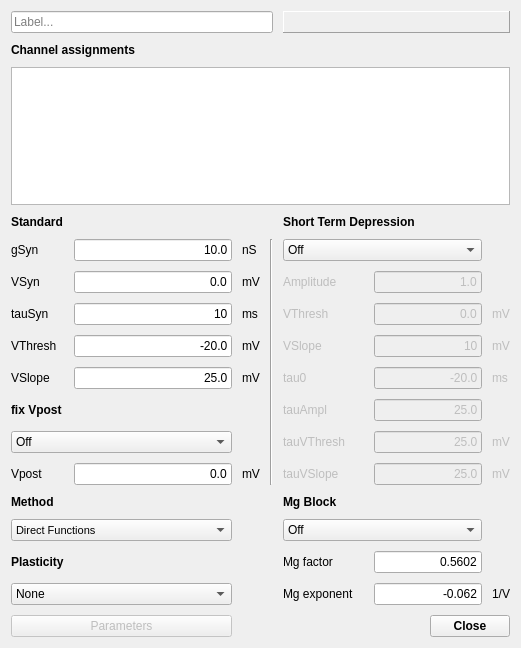
The window that src/gui/ChemSynDlg.ui (CompEphys-team/stdpc) describes before a commit, drawn with Qt 5.
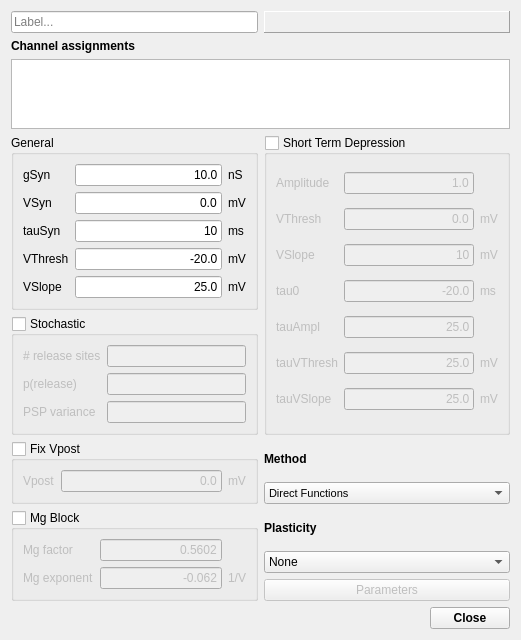
The same window after the commit. Custom widgets are drawn as their Qt base class.

Commit message: Added stochastic release to ChemSyn

```diff
--- a/src/gui/ChemSynDlg.ui
+++ b/src/gui/ChemSynDlg.ui
@@ -7,34 +7,122 @@
     <x>0</x>
     <y>0</y>
     <width>521</width>
-    <height>648</height>
+    <height>625</height>
    </rect>
   </property>
   <property name="windowTitle">
    <string>Chemical Synapse</string>
   </property>
-  <layout class="QGridLayout" name="gridLayout">
-   <property name="spacing">
-    <number>10</number>
-   </property>
-   <item row="5" column="2">
-    <widget class="QLabel" name="label_10">
-     <property name="text">
-      <string>mV</string>
+  <layout class="QGridLayout" name="gridLayout_8">
+   <item row="0" column="0">
+    <widget class="QLineEdit" name="leLabel">
+     <property name="placeholderText">
+      <string>Label...</string>
      </property>
     </widget>
    </item>
-   <item row="5" column="4" colspan="2">
-    <widget class="QLabel" name="STDAmplL">
+   <item row="0" column="1">
+    <widget class="QLabel" name="ChemSynDlgLabel">
      <property name="enabled">
+      <bool>true</bool>
+     </property>
+     <property name="font">
+      <font>
+       <pointsize>10</pointsize>
+       <weight>75</weight>
+       <bold>true</bold>
+      </font>
+     </property>
+     <property name="autoFillBackground">
       <bool>false</bool>
      </property>
+     <property name="styleSheet">
+      <string/>
+     </property>
+     <property name="frameShape">
+      <enum>QFrame::Panel</enum>
+     </property>
+     <property name="frameShadow">
+      <enum>QFrame::Raised</enum>
+     </property>
+     <property name="lineWidth">
+      <number>1</number>
+     </property>
+     <property name="midLineWidth">
+      <number>0</number>
+     </property>
      <property name="text">
-      <string>Amplitude</string>
+      <string/>
      </property>
+     <property name="alignment">
+      <set>Qt::AlignCenter</set>
+     </property>
     </widget>
    </item>
-   <item row="5" column="1">
+   <item row="1" column="0">
+    <widget class="QLabel" name="label_16">
+     <property name="font">
+      <font>
+       <weight>75</weight>
+       <bold>true</bold>
+      </font>
+     </property>
+     <property name="text">
+      <string>Channel assignments</string>
+     </property>
+    </widget>
+   </item>
+   <item row="2" column="0" colspan="2">
+    <widget class="AssignmentWidget&lt;SynapseAssignment&gt;" name="assignments">
+     <attribute name="horizontalHeaderStretchLastSection">
+      <bool>true</bool>
+     </attribute>
+     <attribute name="verticalHeaderDefaultSectionSize">
+      <number>25</number>
+     </attribute>
+    </widget>
+   </item>
+   <item row="3" column="0">
+    <widget class="QGroupBox" name="general">
+     <property name="title">
+      <string>General</string>
+     </property>
+     <layout class="QGridLayout" name="gridLayout_4">
+      <item row="0" column="0">
+       <widget class="QLabel" name="label_4">
+        <property name="text">
+         <string>gSyn</string>
+        </property>
+       </widget>
+      </item>
+      <item row="0" column="1">
+       <widget class="QLineEdit" name="gSynE">
+        <property name="text">
+         <string>10.0</string>
+        </property>
+        <property name="maxLength">
+         <number>8</number>
+        </property>
+        <property name="alignment">
+         <set>Qt::AlignRight|Qt::AlignTrailing|Qt::AlignVCenter</set>
+        </property>
+       </widget>
+      </item>
+      <item row="0" column="2">
+       <widget class="QLabel" name="label_9">
+        <property name="text">
+         <string>nS</string>
+        </property>
+       </widget>
+      </item>
+      <item row="1" column="0">
+       <widget class="QLabel" name="label_5">
+        <property name="text">
+         <string>VSyn</string>
+        </property>
+       </widget>
+      </item>
+      <item row="1" column="1">
     <widget class="QLineEdit" name="VSynE">
      <property name="text">
       <string>0.0</string>
@@ -47,21 +135,120 @@
      </property>
     </widget>
    </item>
-   <item row="6" column="0">
+      <item row="1" column="2">
+       <widget class="QLabel" name="label_10">
+        <property name="text">
+         <string>mV</string>
+        </property>
+       </widget>
+      </item>
+      <item row="2" column="0">
     <widget class="QLabel" name="label_6">
      <property name="text">
       <string>tauSyn</string>
      </property>
     </widget>
    </item>
-   <item row="6" column="2">
+      <item row="2" column="1">
+       <widget class="QLineEdit" name="tauSynE">
+        <property name="text">
+         <string>10</string>
+        </property>
+        <property name="maxLength">
+         <number>8</number>
+        </property>
+        <property name="alignment">
+         <set>Qt::AlignRight|Qt::AlignTrailing|Qt::AlignVCenter</set>
+        </property>
+       </widget>
+      </item>
+      <item row="2" column="2">
     <widget class="QLabel" name="label_11">
      <property name="text">
       <string>ms</string>
      </property>
     </widget>
    </item>
-   <item row="5" column="6" colspan="2">
+      <item row="3" column="0">
+       <widget class="QLabel" name="label_7">
+        <property name="text">
+         <string>VThresh</string>
+        </property>
+       </widget>
+      </item>
+      <item row="3" column="1">
+       <widget class="QLineEdit" name="VThreshE">
+        <property name="text">
+         <string>-20.0</string>
+        </property>
+        <property name="maxLength">
+         <number>8</number>
+        </property>
+        <property name="alignment">
+         <set>Qt::AlignRight|Qt::AlignTrailing|Qt::AlignVCenter</set>
+        </property>
+       </widget>
+      </item>
+      <item row="3" column="2">
+       <widget class="QLabel" name="label_12">
+        <property name="text">
+         <string>mV</string>
+        </property>
+       </widget>
+      </item>
+      <item row="4" column="0">
+       <widget class="QLabel" name="label_8">
+        <property name="text">
+         <string>VSlope</string>
+        </property>
+       </widget>
+      </item>
+      <item row="4" column="1">
+       <widget class="QLineEdit" name="VSlopeE">
+        <property name="text">
+         <string>25.0</string>
+        </property>
+        <property name="maxLength">
+         <number>8</number>
+        </property>
+        <property name="alignment">
+         <set>Qt::AlignRight|Qt::AlignTrailing|Qt::AlignVCenter</set>
+        </property>
+       </widget>
+      </item>
+      <item row="4" column="2">
+       <widget class="QLabel" name="label_13">
+        <property name="text">
+         <string>mV</string>
+        </property>
+       </widget>
+      </item>
+     </layout>
+    </widget>
+   </item>
+   <item row="3" column="1" rowspan="2">
+    <widget class="QGroupBox" name="STD">
+     <property name="title">
+      <string>Short Term Depression</string>
+     </property>
+     <property name="checkable">
+      <bool>true</bool>
+     </property>
+     <property name="checked">
+      <bool>false</bool>
+     </property>
+     <layout class="QGridLayout" name="gridLayout_2">
+      <item row="0" column="0">
+       <widget class="QLabel" name="STDAmplL">
+        <property name="enabled">
+         <bool>false</bool>
+        </property>
+        <property name="text">
+         <string>Amplitude</string>
+        </property>
+       </widget>
+      </item>
+      <item row="0" column="1">
     <widget class="QLineEdit" name="STDAmplE">
      <property name="enabled">
       <bool>false</bool>
@@ -77,7 +264,7 @@
      </property>
     </widget>
    </item>
-   <item row="6" column="4">
+      <item row="1" column="0">
     <widget class="QLabel" name="STDVThreshL">
      <property name="enabled">
       <bool>false</bool>
@@ -87,24 +274,7 @@
      </property>
     </widget>
    </item>
-   <item row="6" column="8">
-    <widget class="QLabel" name="STDVThreshU">
-     <property name="enabled">
-      <bool>false</bool>
-     </property>
-     <property name="text">
-      <string>mV</string>
-     </property>
-    </widget>
-   </item>
-   <item row="7" column="0">
-    <widget class="QLabel" name="label_7">
-     <property name="text">
-      <string>VThresh</string>
-     </property>
-    </widget>
-   </item>
-   <item row="6" column="6" colspan="2">
+      <item row="1" column="1">
     <widget class="QLineEdit" name="STDVThreshE">
      <property name="enabled">
       <bool>false</bool>
@@ -120,14 +290,17 @@
      </property>
     </widget>
    </item>
-   <item row="7" column="2">
-    <widget class="QLabel" name="label_12">
+      <item row="1" column="2">
+       <widget class="QLabel" name="STDVThreshU">
+        <property name="enabled">
+         <bool>false</bool>
+        </property>
      <property name="text">
       <string>mV</string>
      </property>
     </widget>
    </item>
-   <item row="7" column="4">
+      <item row="2" column="0">
     <widget class="QLabel" name="STDVSlopeL">
      <property name="enabled">
       <bool>false</bool>
@@ -137,30 +310,7 @@
      </property>
     </widget>
    </item>
-   <item row="7" column="1">
-    <widget class="QLineEdit" name="VThreshE">
-     <property name="text">
-      <string>-20.0</string>
-     </property>
-     <property name="maxLength">
-      <number>8</number>
-     </property>
-     <property name="alignment">
-      <set>Qt::AlignRight|Qt::AlignTrailing|Qt::AlignVCenter</set>
-     </property>
-    </widget>
-   </item>
-   <item row="7" column="8">
-    <widget class="QLabel" name="STDVSlopeU">
-     <property name="enabled">
-      <bool>false</bool>
-     </property>
-     <property name="text">
-      <string>mV</string>
-     </property>
-    </widget>
-   </item>
-   <item row="7" column="6" colspan="2">
+      <item row="2" column="1">
     <widget class="QLineEdit" name="STDVSlopeE">
      <property name="enabled">
       <bool>false</bool>
@@ -176,22 +326,244 @@
      </property>
     </widget>
    </item>
-   <item row="13" column="4" colspan="4">
-    <widget class="QComboBox" name="MgBlockCombo">
-     <item>
+      <item row="2" column="2">
+       <widget class="QLabel" name="STDVSlopeU">
+        <property name="enabled">
+         <bool>false</bool>
+        </property>
       <property name="text">
-       <string>Off</string>
-      </property>
-     </item>
-     <item>
+         <string>mV</string>
+        </property>
+       </widget>
+      </item>
+      <item row="3" column="0">
+       <widget class="QLabel" name="STDtau0L">
+        <property name="enabled">
+         <bool>false</bool>
+        </property>
       <property name="text">
-       <string>Fixed</string>
-      </property>
-     </item>
-    </widget>
-   </item>
-   <item row="12" column="4">
-    <widget class="QLabel" name="MgBlockL">
+         <string>tau0</string>
+        </property>
+       </widget>
+      </item>
+      <item row="3" column="1">
+       <widget class="QLineEdit" name="STDtau0E">
+        <property name="enabled">
+         <bool>false</bool>
+        </property>
+        <property name="text">
+         <string>-20.0</string>
+        </property>
+        <property name="maxLength">
+         <number>8</number>
+        </property>
+        <property name="alignment">
+         <set>Qt::AlignRight|Qt::AlignTrailing|Qt::AlignVCenter</set>
+        </property>
+       </widget>
+      </item>
+      <item row="3" column="2">
+       <widget class="QLabel" name="STDtau0U">
+        <property name="enabled">
+         <bool>false</bool>
+        </property>
+        <property name="text">
+         <string>ms</string>
+        </property>
+       </widget>
+      </item>
+      <item row="4" column="0">
+       <widget class="QLabel" name="STDtauAmplL">
+        <property name="enabled">
+         <bool>false</bool>
+        </property>
+        <property name="text">
+         <string>tauAmpl</string>
+        </property>
+       </widget>
+      </item>
+      <item row="4" column="1">
+       <widget class="QLineEdit" name="STDtauAmplE">
+        <property name="enabled">
+         <bool>false</bool>
+        </property>
+        <property name="text">
+         <string>25.0</string>
+        </property>
+        <property name="maxLength">
+         <number>8</number>
+        </property>
+        <property name="alignment">
+         <set>Qt::AlignRight|Qt::AlignTrailing|Qt::AlignVCenter</set>
+        </property>
+       </widget>
+      </item>
+      <item row="5" column="0">
+       <widget class="QLabel" name="STDtauVThreshL">
+        <property name="enabled">
+         <bool>false</bool>
+        </property>
+        <property name="text">
+         <string>tauVThresh</string>
+        </property>
+       </widget>
+      </item>
+      <item row="5" column="1">
+       <widget class="QLineEdit" name="STDtauVThreshE">
+        <property name="enabled">
+         <bool>false</bool>
+        </property>
+        <property name="text">
+         <string>25.0</string>
+        </property>
+        <property name="maxLength">
+         <number>8</number>
+        </property>
+        <property name="alignment">
+         <set>Qt::AlignRight|Qt::AlignTrailing|Qt::AlignVCenter</set>
+        </property>
+       </widget>
+      </item>
+      <item row="5" column="2">
+       <widget class="QLabel" name="STDtauVThreshU">
+        <property name="enabled">
+         <bool>false</bool>
+        </property>
+        <property name="text">
+         <string>mV</string>
+        </property>
+       </widget>
+      </item>
+      <item row="6" column="0">
+       <widget class="QLabel" name="STDtauVSlopeL">
+        <property name="enabled">
+         <bool>false</bool>
+        </property>
+        <property name="text">
+         <string>tauVSlope</string>
+        </property>
+       </widget>
+      </item>
+      <item row="6" column="1">
+       <widget class="QLineEdit" name="STDtauVSlopeE">
+        <property name="enabled">
+         <bool>false</bool>
+        </property>
+        <property name="text">
+         <string>25.0</string>
+        </property>
+        <property name="maxLength">
+         <number>8</number>
+        </property>
+        <property name="alignment">
+         <set>Qt::AlignRight|Qt::AlignTrailing|Qt::AlignVCenter</set>
+        </property>
+       </widget>
+      </item>
+      <item row="6" column="2">
+       <widget class="QLabel" name="STDtauVSlopeU">
+        <property name="enabled">
+         <bool>false</bool>
+        </property>
+        <property name="text">
+         <string>mV</string>
+        </property>
+       </widget>
+      </item>
+     </layout>
+    </widget>
+   </item>
+   <item row="4" column="0">
+    <widget class="QGroupBox" name="stochastic">
+     <property name="title">
+      <string>Stochastic</string>
+     </property>
+     <property name="checkable">
+      <bool>true</bool>
+     </property>
+     <property name="checked">
+      <bool>false</bool>
+     </property>
+     <layout class="QGridLayout" name="gridLayout">
+      <item row="0" column="0">
+       <widget class="QLabel" name="label">
+        <property name="text">
+         <string># release sites</string>
+        </property>
+       </widget>
+      </item>
+      <item row="0" column="1">
+       <widget class="QLineEdit" name="stoch_nRel"/>
+      </item>
+      <item row="1" column="0">
+       <widget class="QLabel" name="label_2">
+        <property name="text">
+         <string>p(release)</string>
+        </property>
+       </widget>
+      </item>
+      <item row="1" column="1">
+       <widget class="QLineEdit" name="stoch_pRel"/>
+      </item>
+      <item row="2" column="0">
+       <widget class="QLabel" name="label_3">
+        <property name="text">
+         <string>PSP variance</string>
+        </property>
+       </widget>
+      </item>
+      <item row="2" column="1">
+       <widget class="QLineEdit" name="stoch_variance"/>
+      </item>
+     </layout>
+    </widget>
+   </item>
+   <item row="5" column="0">
+    <widget class="QGroupBox" name="fixVpost">
+     <property name="title">
+      <string>Fix Vpost</string>
+     </property>
+     <property name="checkable">
+      <bool>true</bool>
+     </property>
+     <property name="checked">
+      <bool>false</bool>
+     </property>
+     <layout class="QGridLayout" name="gridLayout_5">
+      <item row="0" column="0">
+       <widget class="QLabel" name="label_29">
+        <property name="text">
+         <string>Vpost</string>
+        </property>
+       </widget>
+      </item>
+      <item row="0" column="1">
+       <widget class="QLineEdit" name="VpostE">
+        <property name="text">
+         <string>0.0</string>
+        </property>
+        <property name="maxLength">
+         <number>8</number>
+        </property>
+        <property name="alignment">
+         <set>Qt::AlignRight|Qt::AlignTrailing|Qt::AlignVCenter</set>
+        </property>
+       </widget>
+      </item>
+      <item row="0" column="2">
+       <widget class="QLabel" name="label_30">
+        <property name="text">
+         <string>mV</string>
+        </property>
+       </widget>
+      </item>
+     </layout>
+    </widget>
+   </item>
+   <item row="5" column="1">
+    <layout class="QGridLayout" name="gridLayout_7">
+     <item row="0" column="0">
+      <widget class="QLabel" name="MethodL">
      <property name="font">
       <font>
        <weight>75</weight>
@@ -199,45 +571,111 @@
       </font>
      </property>
      <property name="text">
+        <string>Method</string>
+       </property>
+      </widget>
+     </item>
+     <item row="1" column="0">
+      <widget class="QComboBox" name="LUCombo">
+       <property name="font">
+        <font>
+         <pointsize>8</pointsize>
+         <weight>50</weight>
+         <bold>false</bold>
+        </font>
+       </property>
+       <item>
+        <property name="text">
+         <string>Direct Functions</string>
+        </property>
+       </item>
+       <item>
+        <property name="text">
+         <string>LookupTables</string>
+        </property>
+       </item>
+      </widget>
+     </item>
+    </layout>
+   </item>
+   <item row="6" column="0">
+    <widget class="QGroupBox" name="MgBlock">
+     <property name="title">
       <string>Mg Block</string>
      </property>
-    </widget>
-   </item>
-   <item row="14" column="4">
+     <property name="checkable">
+      <bool>true</bool>
+     </property>
+     <property name="checked">
+      <bool>false</bool>
+     </property>
+     <layout class="QGridLayout" name="gridLayout_3">
+      <item row="0" column="0">
     <widget class="QLabel" name="MgfacL">
      <property name="text">
       <string>Mg factor</string>
      </property>
     </widget>
    </item>
-   <item row="15" column="4">
+      <item row="0" column="1">
+       <widget class="QLineEdit" name="MgfacE">
+        <property name="text">
+         <string>0.5602</string>
+        </property>
+        <property name="maxLength">
+         <number>8</number>
+        </property>
+        <property name="alignment">
+         <set>Qt::AlignRight|Qt::AlignTrailing|Qt::AlignVCenter</set>
+        </property>
+       </widget>
+      </item>
+      <item row="1" column="0">
     <widget class="QLabel" name="MgexpoL">
      <property name="text">
       <string>Mg exponent</string>
      </property>
     </widget>
    </item>
-   <item row="14" column="0">
-    <widget class="QLabel" name="label_31">
-     <property name="font">
-      <font>
-       <weight>75</weight>
-       <bold>true</bold>
-      </font>
-     </property>
+      <item row="1" column="1">
+       <widget class="QLineEdit" name="MgexpoE">
      <property name="text">
-      <string>Plasticity</string>
+         <string>-0.062</string>
+        </property>
+        <property name="maxLength">
+         <number>8</number>
+        </property>
+        <property name="alignment">
+         <set>Qt::AlignRight|Qt::AlignTrailing|Qt::AlignVCenter</set>
      </property>
     </widget>
    </item>
-   <item row="15" column="8">
+      <item row="1" column="2">
     <widget class="QLabel" name="MgexpoU">
      <property name="text">
       <string>1/V</string>
      </property>
     </widget>
    </item>
-   <item row="15" column="0" colspan="2">
+     </layout>
+    </widget>
+   </item>
+   <item row="6" column="1">
+    <layout class="QGridLayout" name="gridLayout_6">
+     <item row="0" column="0">
+      <widget class="QLabel" name="label_31">
+       <property name="font">
+        <font>
+         <weight>75</weight>
+         <bold>true</bold>
+        </font>
+       </property>
+       <property name="text">
+        <string>Plasticity</string>
+       </property>
+      </widget>
+     </item>
+     <item row="1" column="0">
     <widget class="QComboBox" name="PlasticityCombo">
      <item>
       <property name="text">
@@ -256,33 +694,7 @@
      </item>
     </widget>
    </item>
-   <item row="15" column="6" colspan="2">
-    <widget class="QLineEdit" name="MgexpoE">
-     <property name="text">
-      <string>-0.062</string>
-     </property>
-     <property name="maxLength">
-      <number>8</number>
-     </property>
-     <property name="alignment">
-      <set>Qt::AlignRight|Qt::AlignTrailing|Qt::AlignVCenter</set>
-     </property>
-    </widget>
-   </item>
-   <item row="14" column="6" colspan="2">
-    <widget class="QLineEdit" name="MgfacE">
-     <property name="text">
-      <string>0.5602</string>
-     </property>
-     <property name="maxLength">
-      <number>8</number>
-     </property>
-     <property name="alignment">
-      <set>Qt::AlignRight|Qt::AlignTrailing|Qt::AlignVCenter</set>
-     </property>
-    </widget>
-   </item>
-   <item row="16" column="0" colspan="2">
+     <item row="2" column="0">
     <widget class="QPushButton" name="PlastParaBut">
      <property name="enabled">
       <bool>false</bool>
@@ -292,7 +704,9 @@
      </property>
     </widget>
    </item>
-   <item row="16" column="6" colspan="3">
+    </layout>
+   </item>
+   <item row="7" column="1">
     <widget class="QDialogButtonBox" name="ResCloseBox">
      <property name="font">
       <font>
@@ -308,417 +722,6 @@
      </property>
     </widget>
    </item>
-   <item row="11" column="4" colspan="2">
-    <widget class="QLabel" name="STDtauVSlopeL">
-     <property name="enabled">
-      <bool>false</bool>
-     </property>
-     <property name="text">
-      <string>tauVSlope</string>
-     </property>
-    </widget>
-   </item>
-   <item row="11" column="6" colspan="2">
-    <widget class="QLineEdit" name="STDtauVSlopeE">
-     <property name="enabled">
-      <bool>false</bool>
-     </property>
-     <property name="text">
-      <string>25.0</string>
-     </property>
-     <property name="maxLength">
-      <number>8</number>
-     </property>
-     <property name="alignment">
-      <set>Qt::AlignRight|Qt::AlignTrailing|Qt::AlignVCenter</set>
-     </property>
-    </widget>
-   </item>
-   <item row="11" column="8">
-    <widget class="QLabel" name="STDtauVSlopeU">
-     <property name="enabled">
-      <bool>false</bool>
-     </property>
-     <property name="text">
-      <string>mV</string>
-     </property>
-    </widget>
-   </item>
-   <item row="12" column="0">
-    <widget class="QLabel" name="MethodL">
-     <property name="font">
-      <font>
-       <weight>75</weight>
-       <bold>true</bold>
-      </font>
-     </property>
-     <property name="text">
-      <string>Method</string>
-     </property>
-    </widget>
-   </item>
-   <item row="6" column="1">
-    <widget class="QLineEdit" name="tauSynE">
-     <property name="text">
-      <string>10</string>
-     </property>
-     <property name="maxLength">
-      <number>8</number>
-     </property>
-     <property name="alignment">
-      <set>Qt::AlignRight|Qt::AlignTrailing|Qt::AlignVCenter</set>
-     </property>
-    </widget>
-   </item>
-   <item row="13" column="0" colspan="2">
-    <widget class="QComboBox" name="LUCombo">
-     <property name="font">
-      <font>
-       <pointsize>8</pointsize>
-       <weight>50</weight>
-       <bold>false</bold>
-      </font>
-     </property>
-     <item>
-      <property name="text">
-       <string>Direct Functions</string>
-      </property>
-     </item>
-     <item>
-      <property name="text">
-       <string>LookupTables</string>
-      </property>
-     </item>
-    </widget>
-   </item>
-   <item row="8" column="0">
-    <widget class="QLabel" name="label_8">
-     <property name="text">
-      <string>VSlope</string>
-     </property>
-    </widget>
-   </item>
-   <item row="9" column="6" colspan="2">
-    <widget class="QLineEdit" name="STDtauAmplE">
-     <property name="enabled">
-      <bool>false</bool>
-     </property>
-     <property name="text">
-      <string>25.0</string>
-     </property>
-     <property name="maxLength">
-      <number>8</number>
-     </property>
-     <property name="alignment">
-      <set>Qt::AlignRight|Qt::AlignTrailing|Qt::AlignVCenter</set>
-     </property>
-    </widget>
-   </item>
-   <item row="10" column="4" colspan="2">
-    <widget class="QLabel" name="STDtauVThreshL">
-     <property name="enabled">
-      <bool>false</bool>
-     </property>
-     <property name="text">
-      <string>tauVThresh</string>
-     </property>
-    </widget>
-   </item>
-   <item row="10" column="6" colspan="2">
-    <widget class="QLineEdit" name="STDtauVThreshE">
-     <property name="enabled">
-      <bool>false</bool>
-     </property>
-     <property name="text">
-      <string>25.0</string>
-     </property>
-     <property name="maxLength">
-      <number>8</number>
-     </property>
-     <property name="alignment">
-      <set>Qt::AlignRight|Qt::AlignTrailing|Qt::AlignVCenter</set>
-     </property>
-    </widget>
-   </item>
-   <item row="10" column="8">
-    <widget class="QLabel" name="STDtauVThreshU">
-     <property name="enabled">
-      <bool>false</bool>
-     </property>
-     <property name="text">
-      <string>mV</string>
-     </property>
-    </widget>
-   </item>
-   <item row="11" column="0">
-    <widget class="QLabel" name="label_29">
-     <property name="text">
-      <string>Vpost</string>
-     </property>
-    </widget>
-   </item>
-   <item row="11" column="1">
-    <widget class="QLineEdit" name="VpostE">
-     <property name="text">
-      <string>0.0</string>
-     </property>
-     <property name="maxLength">
-      <number>8</number>
-     </property>
-     <property name="alignment">
-      <set>Qt::AlignRight|Qt::AlignTrailing|Qt::AlignVCenter</set>
-     </property>
-    </widget>
-   </item>
-   <item row="11" column="2">
-    <widget class="QLabel" name="label_30">
-     <property name="text">
-      <string>mV</string>
-     </property>
-    </widget>
-   </item>
-   <item row="8" column="1">
-    <widget class="QLineEdit" name="VSlopeE">
-     <property name="text">
-      <string>25.0</string>
-     </property>
-     <property name="maxLength">
-      <number>8</number>
-     </property>
-     <property name="alignment">
-      <set>Qt::AlignRight|Qt::AlignTrailing|Qt::AlignVCenter</set>
-     </property>
-    </widget>
-   </item>
-   <item row="8" column="2">
-    <widget class="QLabel" name="label_13">
-     <property name="text">
-      <string>mV</string>
-     </property>
-    </widget>
-   </item>
-   <item row="8" column="4">
-    <widget class="QLabel" name="STDtau0L">
-     <property name="enabled">
-      <bool>false</bool>
-     </property>
-     <property name="text">
-      <string>tau0</string>
-     </property>
-    </widget>
-   </item>
-   <item row="8" column="6" colspan="2">
-    <widget class="QLineEdit" name="STDtau0E">
-     <property name="enabled">
-      <bool>false</bool>
-     </property>
-     <property name="text">
-      <string>-20.0</string>
-     </property>
-     <property name="maxLength">
-      <number>8</number>
-     </property>
-     <property name="alignment">
-      <set>Qt::AlignRight|Qt::AlignTrailing|Qt::AlignVCenter</set>
-     </property>
-    </widget>
-   </item>
-   <item row="8" column="8">
-    <widget class="QLabel" name="STDtau0U">
-     <property name="enabled">
-      <bool>false</bool>
-     </property>
-     <property name="text">
-      <string>ms</string>
-     </property>
-    </widget>
-   </item>
-   <item row="9" column="0">
-    <widget class="QLabel" name="label_18">
-     <property name="font">
-      <font>
-       <weight>75</weight>
-       <bold>true</bold>
-      </font>
-     </property>
-     <property name="text">
-      <string>fix Vpost</string>
-     </property>
-    </widget>
-   </item>
-   <item row="10" column="0" colspan="2">
-    <widget class="QComboBox" name="fixVpostCombo">
-     <item>
-      <property name="text">
-       <string>Off</string>
-      </property>
-     </item>
-     <item>
-      <property name="text">
-       <string>Fixed</string>
-      </property>
-     </item>
-    </widget>
-   </item>
-   <item row="9" column="4">
-    <widget class="QLabel" name="STDtauAmplL">
-     <property name="enabled">
-      <bool>false</bool>
-     </property>
-     <property name="text">
-      <string>tauAmpl</string>
-     </property>
-    </widget>
-   </item>
-   <item row="1" column="0" colspan="2">
-    <widget class="QLabel" name="label_16">
-     <property name="font">
-      <font>
-       <weight>75</weight>
-       <bold>true</bold>
-      </font>
-     </property>
-     <property name="text">
-      <string>Channel assignments</string>
-     </property>
-    </widget>
-   </item>
-   <item row="2" column="0" colspan="9">
-    <widget class="AssignmentWidget&lt;SynapseAssignment&gt;" name="assignments">
-     <attribute name="horizontalHeaderStretchLastSection">
-      <bool>true</bool>
-     </attribute>
-     <attribute name="verticalHeaderDefaultSectionSize">
-      <number>25</number>
-     </attribute>
-    </widget>
-   </item>
-   <item row="3" column="0">
-    <widget class="QLabel" name="label_14">
-     <property name="font">
-      <font>
-       <weight>75</weight>
-       <bold>true</bold>
-      </font>
-     </property>
-     <property name="text">
-      <string>Standard</string>
-     </property>
-    </widget>
-   </item>
-   <item row="3" column="4" colspan="4">
-    <widget class="QLabel" name="label_15">
-     <property name="font">
-      <font>
-       <weight>75</weight>
-       <bold>true</bold>
-      </font>
-     </property>
-     <property name="text">
-      <string>Short Term Depression</string>
-     </property>
-    </widget>
-   </item>
-   <item row="4" column="0">
-    <widget class="QLabel" name="label_4">
-     <property name="text">
-      <string>gSyn</string>
-     </property>
-    </widget>
-   </item>
-   <item row="4" column="2">
-    <widget class="QLabel" name="label_9">
-     <property name="text">
-      <string>nS</string>
-     </property>
-    </widget>
-   </item>
-   <item row="4" column="1">
-    <widget class="QLineEdit" name="gSynE">
-     <property name="text">
-      <string>10.0</string>
-     </property>
-     <property name="maxLength">
-      <number>8</number>
-     </property>
-     <property name="alignment">
-      <set>Qt::AlignRight|Qt::AlignTrailing|Qt::AlignVCenter</set>
-     </property>
-    </widget>
-   </item>
-   <item row="4" column="4" colspan="4">
-    <widget class="QComboBox" name="STDCombo">
-     <item>
-      <property name="text">
-       <string>Off</string>
-      </property>
-     </item>
-     <item>
-      <property name="text">
-       <string>On</string>
-      </property>
-     </item>
-    </widget>
-   </item>
-   <item row="4" column="3" rowspan="8">
-    <widget class="Line" name="line">
-     <property name="orientation">
-      <enum>Qt::Vertical</enum>
-     </property>
-    </widget>
-   </item>
-   <item row="5" column="0">
-    <widget class="QLabel" name="label_5">
-     <property name="text">
-      <string>VSyn</string>
-     </property>
-    </widget>
-   </item>
-   <item row="0" column="0" colspan="4">
-    <widget class="QLineEdit" name="leLabel">
-     <property name="placeholderText">
-      <string>Label...</string>
-     </property>
-    </widget>
-   </item>
-   <item row="0" column="4" colspan="5">
-    <widget class="QLabel" name="ChemSynDlgLabel">
-     <property name="enabled">
-      <bool>true</bool>
-     </property>
-     <property name="font">
-      <font>
-       <pointsize>10</pointsize>
-       <weight>75</weight>
-       <bold>true</bold>
-      </font>
-     </property>
-     <property name="autoFillBackground">
-      <bool>false</bool>
-     </property>
-     <property name="styleSheet">
-      <string/>
-     </property>
-     <property name="frameShape">
-      <enum>QFrame::Panel</enum>
-     </property>
-     <property name="frameShadow">
-      <enum>QFrame::Raised</enum>
-     </property>
-     <property name="lineWidth">
-      <number>1</number>
-     </property>
-     <property name="midLineWidth">
-      <number>0</number>
-     </property>
-     <property name="text">
-      <string/>
-     </property>
-     <property name="alignment">
-      <set>Qt::AlignCenter</set>
-     </property>
-    </widget>
-   </item>
   </layout>
  </widget>
  <customwidgets>
```
Left out of the diff: 18 changed lines with no effect on the pictures. Lines whose indentation alone changed are shown as unchanged. The commit also changes 4 other files.
